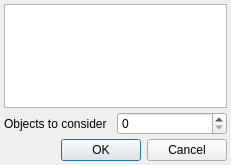
First picture: the form in modules/FiAKEr/MeasureSelection.ui, repository 3dct/open_iA, before the edit.
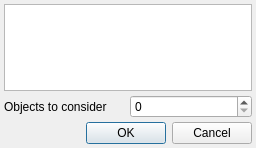
Second picture: the form after the edit.

Commit message: FIAKER: Add measure selection dialog

The edit to the form file:
```diff
--- a/modules/FiAKEr/MeasureSelection.ui
+++ b/modules/FiAKEr/MeasureSelection.ui
@@ -6,8 +6,8 @@
    <rect>
     <x>0</x>
     <y>0</y>
-    <width>231</width>
-    <height>165</height>
+    <width>256</width>
+    <height>148</height>
    </rect>
   </property>
   <property name="windowTitle">
@@ -42,6 +42,9 @@
      </property>
     </widget>
    </item>
+   <item row="0" column="0" colspan="2">
+    <widget class="QTableView" name="lvMeasures"/>
+   </item>
    <item row="1" column="0">
     <widget class="QLabel" name="lbContext">
      <property name="text">
@@ -49,9 +52,6 @@
      </property>
     </widget>
    </item>
-   <item row="0" column="0" colspan="2">
-    <widget class="QListView" name="lvMeasures"/>
-   </item>
   </layout>
  </widget>
  <resources/>
```
Left out of the diff: 30 changed lines with no effect on the pictures. The commit also changes 2 other files.
